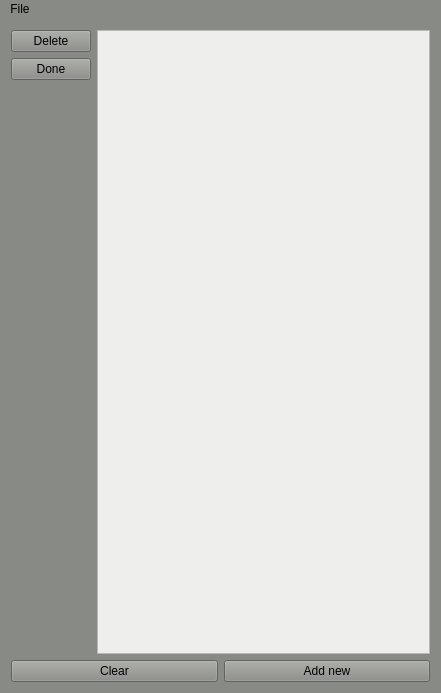
Old version of the form mainwindow.ui in the repository simmplecoder/todo-list.
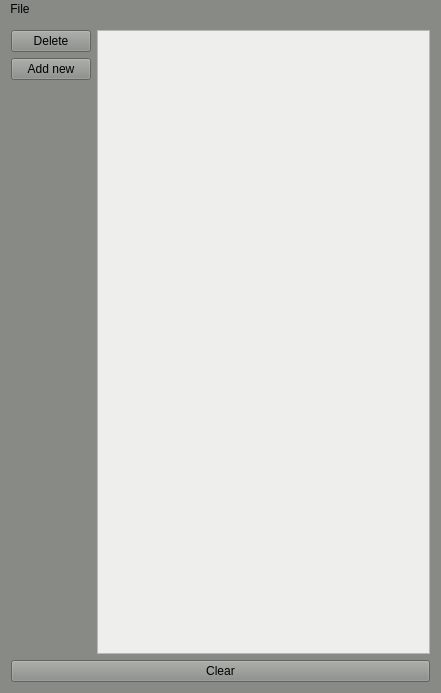
New version of the form.

Commit message: removed done, moved add new button

The edit to the form file:
```diff
--- a/mainwindow.ui
+++ b/mainwindow.ui
@@ -58,15 +58,9 @@
          </widget>
         </item>
         <item row="1" column="0">
-         <widget class="QPushButton" name="doneButton">
-          <property name="minimumSize">
-           <size>
-            <width>60</width>
-            <height>0</height>
-           </size>
-          </property>
+         <widget class="QPushButton" name="addButton">
           <property name="text">
-           <string>Done</string>
+           <string>Add new</string>
           </property>
          </widget>
         </item>
@@ -93,13 +87,6 @@
         </property>
        </widget>
       </item>
-      <item>
-       <widget class="QPushButton" name="addButton">
-        <property name="text">
-         <string>Add new</string>
-        </property>
-       </widget>
-      </item>
      </layout>
     </item>
    </layout>
```
The commit also changes 3 other files.
